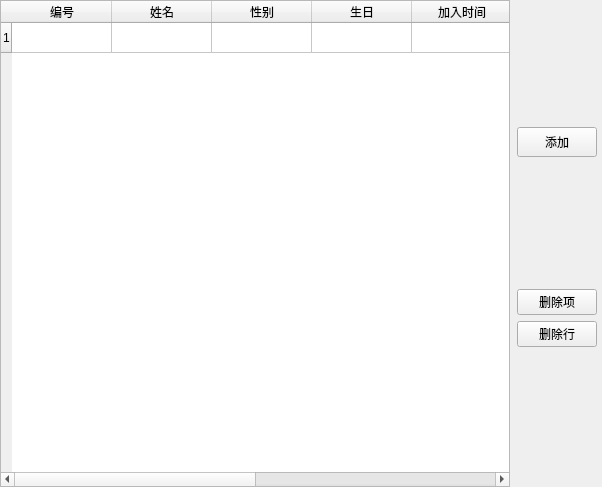
Old version of the form studentwidget.ui in the repository suny-nice/TeachMannage.
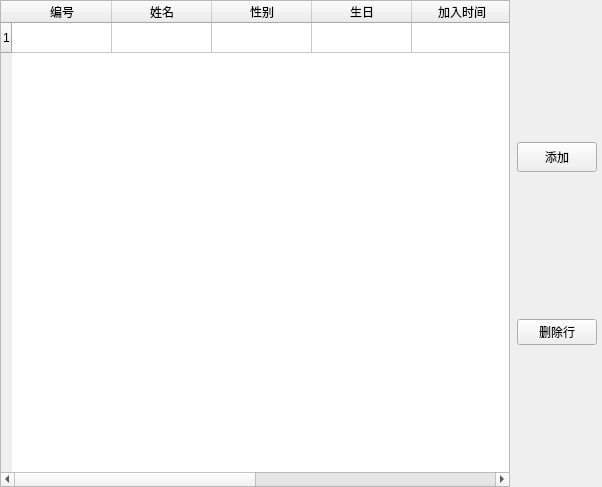
New version of the form.

Diff of the .ui file:
```diff
--- a/studentwidget.ui
+++ b/studentwidget.ui
@@ -136,13 +136,6 @@
        </property>
       </spacer>
      </item>
-     <item>
-      <widget class="QPushButton" name="btnDeleteItem">
-       <property name="text">
-        <string>删除项</string>
-       </property>
-      </widget>
-     </item>
      <item>
       <widget class="QPushButton" name="btnDeleteList">
        <property name="text">
```
